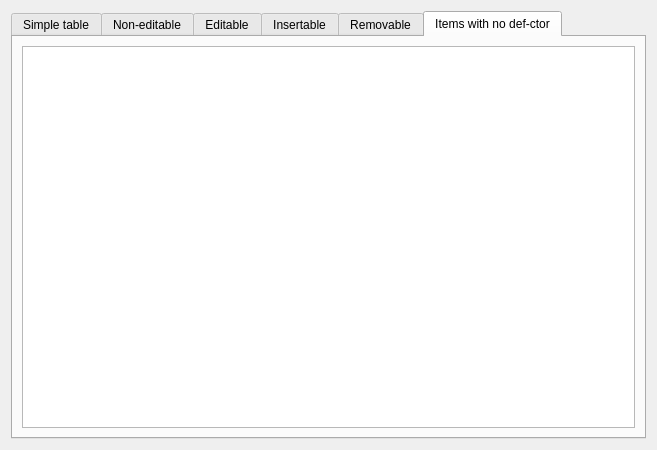
Before: the Qt Designer form modellistexamples.ui in romariorios/QtMVT, drawn with Qt 5.
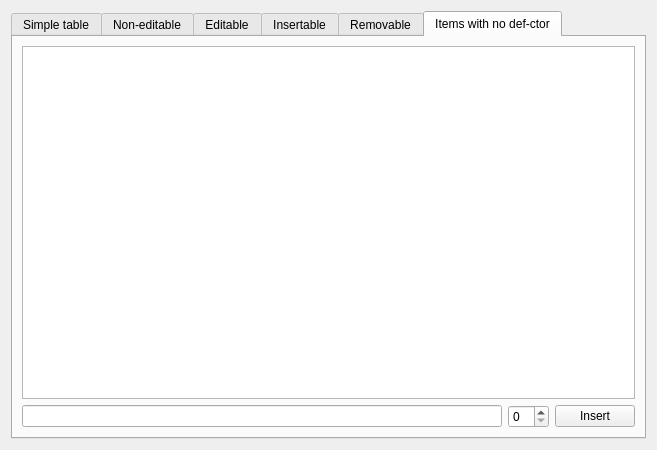
After: the same form once the commit is applied. The open tabs and pages were chosen to show the change.

Commit message: Create insert and append functions

Patch:
```diff
--- a/modellistexamples.ui
+++ b/modellistexamples.ui
@@ -101,6 +101,23 @@
        <item>
         <widget class="QTableView" name="noDefCtor"/>
        </item>
+       <item>
+        <layout class="QHBoxLayout" name="horizontalLayout_2">
+         <item>
+          <widget class="QLineEdit" name="noDefCtorName"/>
+         </item>
+         <item>
+          <widget class="QSpinBox" name="noDefCtorAge"/>
+         </item>
+         <item>
+          <widget class="QPushButton" name="noDefCtorInsert">
+           <property name="text">
+            <string>Insert</string>
+           </property>
+          </widget>
+         </item>
+        </layout>
+       </item>
       </layout>
      </widget>
     </widget>
```
The commit also changes 2 other files.
